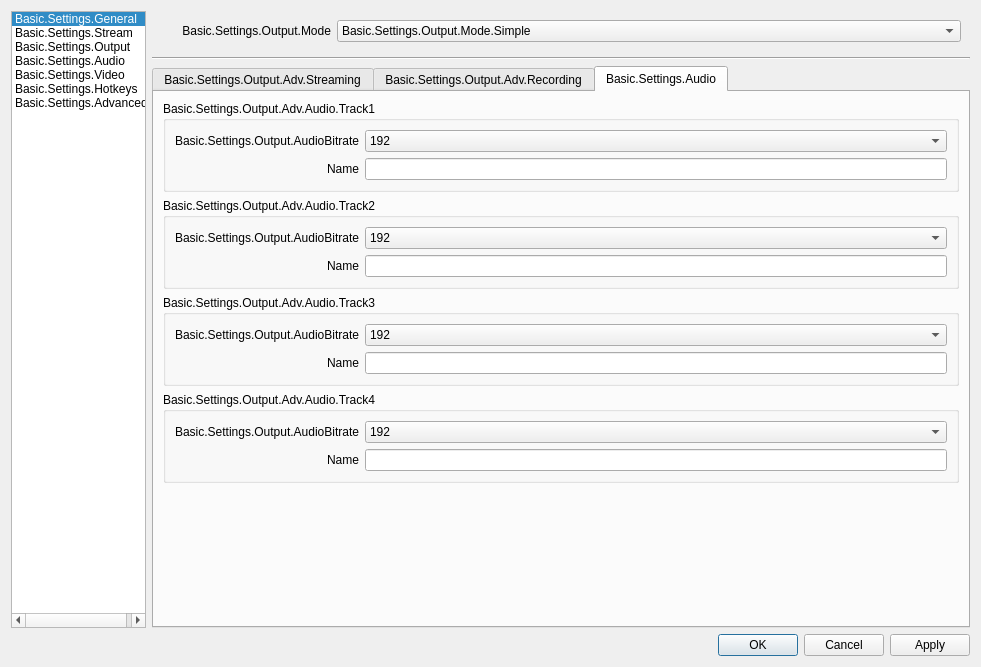
Before: the Qt Designer form obs/forms/OBSBasicSettings.ui in obsproject/obs-studio, drawn with Qt 5.
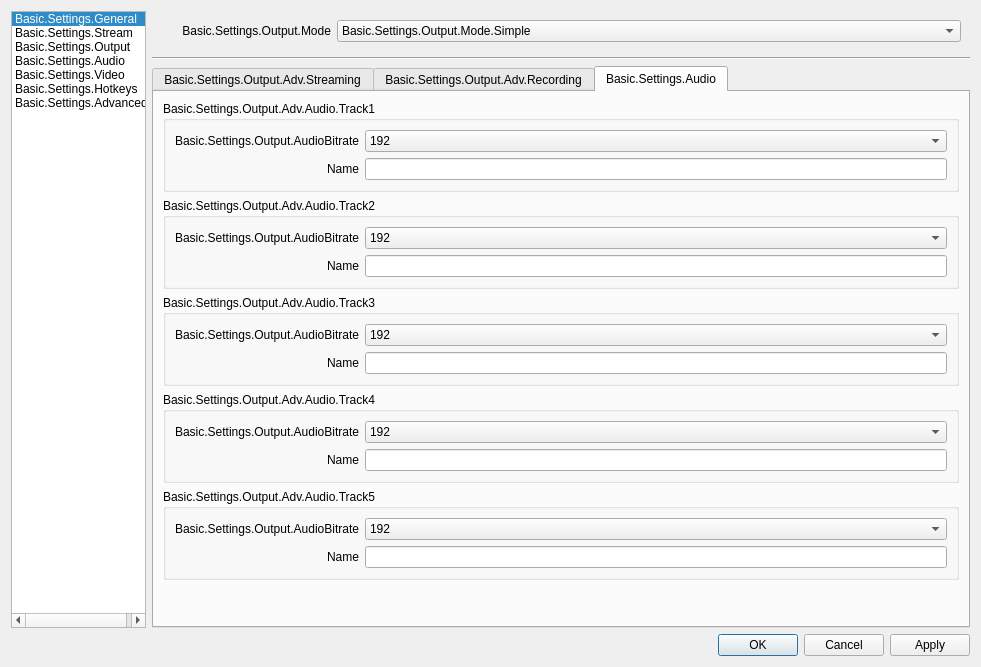
After: the same form once the commit is applied. The open tabs and pages were chosen to show the change. Icons and pictures are not drawn.

Commit message:
Added 5th Track
+ Added 5th Track
+ Fixed a bug on Bitrate (Twice mention Track 3 instead of Track 3 + 4)

What changed in the file:
```diff
--- a/obs/forms/OBSBasicSettings.ui
+++ b/obs/forms/OBSBasicSettings.ui
@@ -2333,6 +2333,131 @@
                       </layout>
                      </widget>
                     </item>
+
+
+
+
+                     <item>
+                       <widget class="QGroupBox" name="groupBox_custom_1">
+                         <property name="sizePolicy">
+                           <sizepolicy hsizetype="Preferred" vsizetype="Maximum">
+                             <horstretch>0</horstretch>
+                             <verstretch>0</verstretch>
+                           </sizepolicy>
+                         </property>
+                         <property name="title">
+                           <string>Basic.Settings.Output.Adv.Audio.Track5</string>
+                         </property>
+                         <layout class="QFormLayout" name="formLayout_custom_1">
+                           <property name="fieldGrowthPolicy">
+                             <enum>QFormLayout::AllNonFixedFieldsGrow</enum>
+                           </property>
+                           <property name="labelAlignment">
+                             <set>Qt::AlignRight|Qt::AlignTrailing|Qt::AlignVCenter</set>
+                           </property>
+                           <item row="0" column="0">
+                             <widget class="QLabel" name="label_custom_1">
+                               <property name="minimumSize">
+                                 <size>
+                                   <width>170</width>
+                                   <height>0</height>
+                                 </size>
+                               </property>
+                               <property name="text">
+                                 <string>Basic.Settings.Output.AudioBitrate</string>
+                               </property>
+                               <property name="alignment">
+                                 <set>Qt::AlignRight|Qt::AlignTrailing|Qt::AlignVCenter</set>
+                               </property>
+                               <property name="buddy">
+                                 <cstring>advOutTrack5Bitrate</cstring>
+                               </property>
+                             </widget>
+                           </item>
+                           <item row="0" column="1">
+                             <widget class="QComboBox" name="advOutTrack5Bitrate">
+                               <property name="currentIndex">
+                                 <number>8</number>
+                               </property>
+                               <item>
+                                 <property name="text">
+                                   <string>32</string>
+                                 </property>
+                               </item>
+                               <item>
+                                 <property name="text">
+                                   <string>48</string>
+                                 </property>
+                               </item>
+                               <item>
+                                 <property name="text">
+                                   <string>64</string>
+                                 </property>
+                               </item>
+                               <item>
+                                 <property name="text">
+                                   <string>80</string>
+                                 </property>
+                               </item>
+                               <item>
+                                 <property name="text">
+                                   <string>96</string>
+                                 </property>
+                               </item>
+                               <item>
+                                 <property name="text">
+                                   <string>112</string>
+                                 </property>
+                               </item>
+                               <item>
+                                 <property name="text">
+                                   <string>128</string>
+                                 </property>
+                               </item>
+                               <item>
+                                 <property name="text">
+                                   <string>160</string>
+                                 </property>
+                               </item>
+                               <item>
+                                 <property name="text">
+                                   <string>192</string>
+                                 </property>
+                               </item>
+                               <item>
+                                 <property name="text">
+                                   <string>256</string>
+                                 </property>
+                               </item>
+                               <item>
+                                 <property name="text">
+                                   <string>320</string>
+                                 </property>
+                               </item>
+                             </widget>
+                           </item>
+                           <item row="1" column="0">
+                             <widget class="QLabel" name="label_custom_2">
+                               <property name="text">
+                                 <string>Name</string>
+                               </property>
+                               <property name="buddy">
+                                 <cstring>advOutTrack5Name</cstring>
+                               </property>
+                             </widget>
+                           </item>
+                           <item row="1" column="1">
+                             <widget class="QLineEdit" name="advOutTrack5Name"/>
+                           </item>
+                         </layout>
+                       </widget>
+                     </item>
+                     
+                     
+                     
+                     
+                     
+                     
                    </layout>
                   </widget>
                  </item>
```
Left out of the diff: 21 changed lines with no effect on the pictures. The commit also changes 7 other files.
